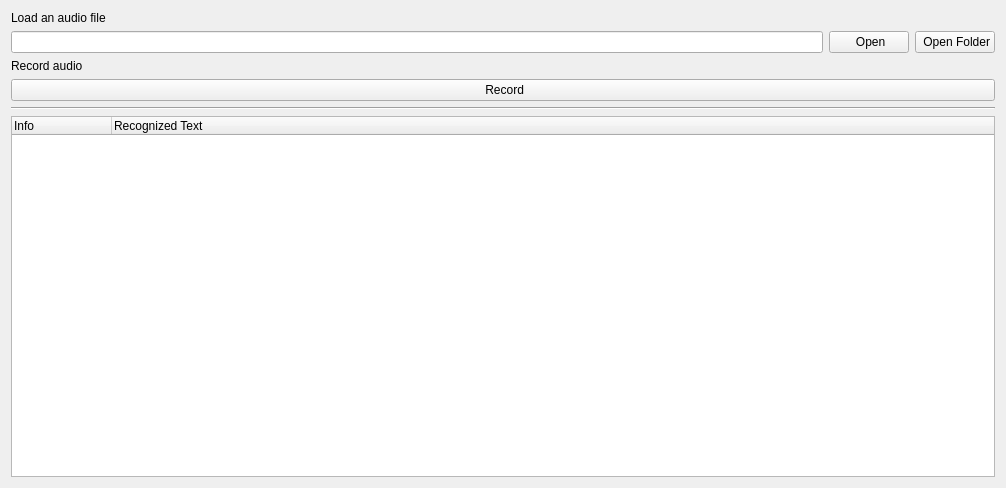
The window that rqt_speech_testing/resource/SpeechTest.ui (HLP-R/speech) describes before a commit, drawn with Qt 5.
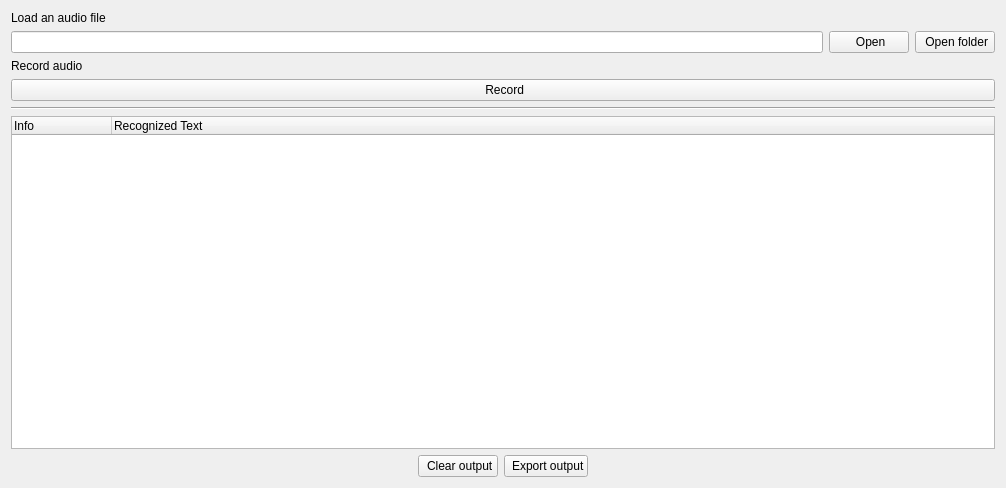
The same window after the commit. Icons and pictures are not drawn.

Commit message: Add clear and export output buttons

Patch:
```diff
--- a/rqt_speech_testing/resource/SpeechTest.ui
+++ b/rqt_speech_testing/resource/SpeechTest.ui
@@ -22,7 +22,7 @@
      <item row="1" column="3">
       <widget class="QPushButton" name="openFolderButton">
        <property name="text">
-        <string> Open Folder</string>
+        <string> Open folder</string>
        </property>
        <property name="icon">
         <iconset theme="folder"/>
@@ -98,6 +98,56 @@
      </column>
     </widget>
    </item>
+   <item>
+    <layout class="QHBoxLayout" name="horizontalLayout">
+     <item>
+      <spacer name="horizontalSpacer">
+       <property name="orientation">
+        <enum>Qt::Horizontal</enum>
+       </property>
+       <property name="sizeHint" stdset="0">
+        <size>
+         <width>40</width>
+         <height>20</height>
+        </size>
+       </property>
+      </spacer>
+     </item>
+     <item>
+      <widget class="QPushButton" name="clearButton">
+       <property name="text">
+        <string> Clear output</string>
+       </property>
+       <property name="icon">
+        <iconset theme="edit-delete"/>
+       </property>
+      </widget>
+     </item>
+     <item>
+      <widget class="QPushButton" name="exportButton">
+       <property name="text">
+        <string> Export output</string>
+       </property>
+       <property name="icon">
+        <iconset theme="document-save-as"/>
+       </property>
+      </widget>
+     </item>
+     <item>
+      <spacer name="horizontalSpacer_2">
+       <property name="orientation">
+        <enum>Qt::Horizontal</enum>
+       </property>
+       <property name="sizeHint" stdset="0">
+        <size>
+         <width>40</width>
+         <height>20</height>
+        </size>
+       </property>
+      </spacer>
+     </item>
+    </layout>
+   </item>
   </layout>
  </widget>
  <resources/>
```
The commit also changes 1 other file.
